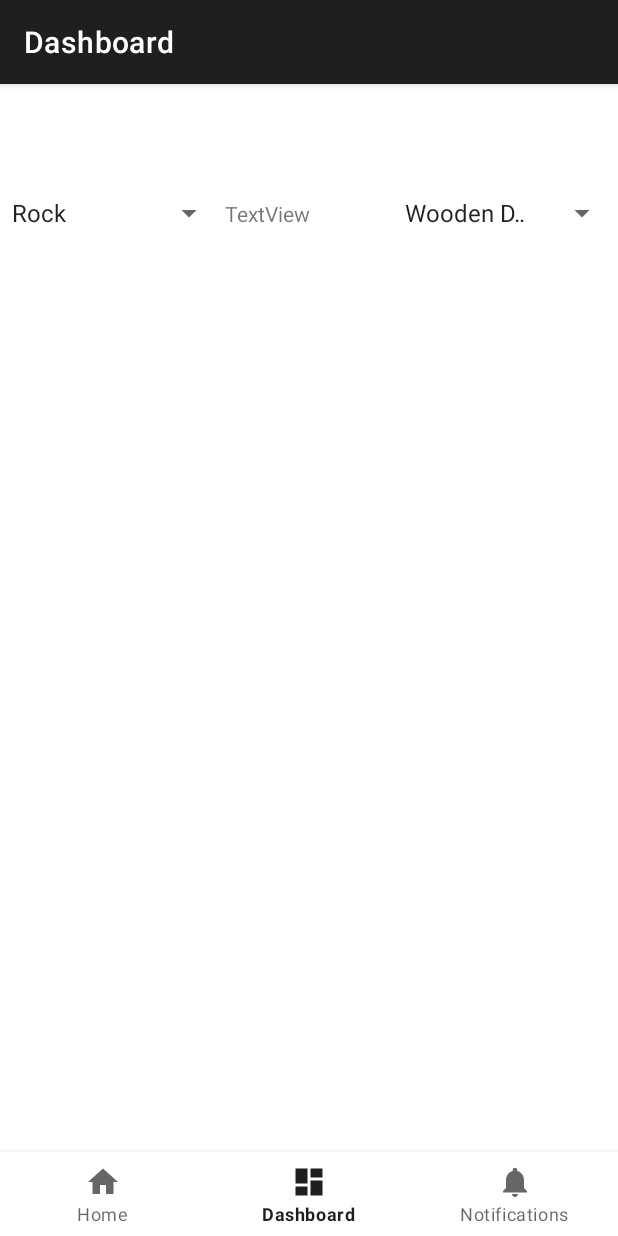
After one commit to BananichTT/RUSTcalculator, an Android app: the DashboardFragment screen opened through its navigation route, on a phone screen of 412 x 824 dp. The commit adds this screen. Run offline under Robolectric (Android 15) with nearby library versions, the phone set to English and light mode, and no system bars; our stand-ins replace navigation-ui.

Commit message:
add fragments

```diff
--- /dev/null
+++ b/app/src/main/java/com/example/rustcal/NavigationActivity.java
@@ -0,0 +1,37 @@
+package com.example.rustcal;
+
+import android.os.Bundle;
+
+import com.google.android.material.bottomnavigation.BottomNavigationView;
+
+import androidx.appcompat.app.AppCompatActivity;
+import androidx.navigation.NavController;
+import androidx.navigation.Navigation;
+import androidx.navigation.ui.AppBarConfiguration;
+import androidx.navigation.ui.NavigationUI;
+
+import com.example.rustcal.databinding.ActivityNavigationBinding;
+
+public class NavigationActivity extends AppCompatActivity {
+
+    private ActivityNavigationBinding binding;
+
+    @Override
+    protected void onCreate(Bundle savedInstanceState) {
+        super.onCreate(savedInstanceState);
+
+        binding = ActivityNavigationBinding.inflate(getLayoutInflater());
+        setContentView(binding.getRoot());
+
+        BottomNavigationView navView = findViewById(R.id.nav_view);
+        // Passing each menu ID as a set of Ids because each
+        // menu should be considered as top level destinations.
+        AppBarConfiguration appBarConfiguration = new AppBarConfiguration.Builder(
+                R.id.navigation_home, R.id.navigation_dashboard, R.id.navigation_notifications)
+                .build();
+        NavController navController = Navigation.findNavController(this, R.id.nav_host_fragment_activity_navigation);
+        NavigationUI.setupActionBarWithNavController(this, navController, appBarConfiguration);
+        NavigationUI.setupWithNavController(binding.navView, navController);
+    }
+
+}
--- /dev/null
+++ b/app/src/main/java/com/example/rustcal/ui/dashboard/DashboardFragment.java
@@ -0,0 +1,56 @@
+package com.example.rustcal.ui.dashboard;
+
+import android.content.Context;
+import android.os.Bundle;
+import android.view.LayoutInflater;
+import android.view.View;
+import android.view.ViewGroup;
+import android.widget.ArrayAdapter;
+import android.widget.Spinner;
+import android.widget.TextView;
+
+import androidx.annotation.NonNull;
+import androidx.annotation.Nullable;
+import androidx.fragment.app.Fragment;
+import androidx.lifecycle.Observer;
+import androidx.lifecycle.ViewModelProvider;
+
+import com.example.rustcal.R;
+import com.example.rustcal.databinding.FragmentDashboardBinding;
+
+public class DashboardFragment extends Fragment {
+
+    private DashboardViewModel dashboardViewModel;
+    private FragmentDashboardBinding binding;
+
+    public View onCreateView(@NonNull LayoutInflater inflater,
+                             ViewGroup container, Bundle savedInstanceState) {
+
+        dashboardViewModel =
+                new ViewModelProvider(this).get(DashboardViewModel.class);
+
+        binding = FragmentDashboardBinding.inflate(inflater, container, false);
+        View root = binding.getRoot();
+
+
+        final Spinner spinner =binding.spinner;
+        final Spinner spinner2 =binding.spinner2;
+
+        ArrayAdapter<?> adapter = ArrayAdapter.createFromResource(getActivity(), R.array.items, android.R.layout.simple_spinner_item);
+        adapter.setDropDownViewResource(android.R.layout.simple_spinner_dropdown_item);
+        spinner.setAdapter(adapter);
+
+        ArrayAdapter<?> adapter2 = ArrayAdapter.createFromResource(getActivity(), R.array.objects, android.R.layout.simple_spinner_item);
+        adapter2.setDropDownViewResource(android.R.layout.simple_spinner_dropdown_item);
+        spinner2.setAdapter(adapter2);
+
+
+        return root;
+    }
+
+    @Override
+    public void onDestroyView() {
+        super.onDestroyView();
+        binding = null;
+    }
+}
--- /dev/null
+++ b/app/src/main/java/com/example/rustcal/ui/dashboard/DashboardViewModel.java
@@ -0,0 +1,19 @@
+package com.example.rustcal.ui.dashboard;
+
+import androidx.lifecycle.LiveData;
+import androidx.lifecycle.MutableLiveData;
+import androidx.lifecycle.ViewModel;
+
+public class DashboardViewModel extends ViewModel {
+
+    private MutableLiveData<String> mText;
+
+    public DashboardViewModel() {
+        mText = new MutableLiveData<>();
+        mText.setValue("This is dashboard fragment");
+    }
+
+    public LiveData<String> getText() {
+        return mText;
+    }
+}
--- /dev/null
+++ b/app/src/main/java/com/example/rustcal/ui/home/HomeFragment.java
@@ -0,0 +1,46 @@
+package com.example.rustcal.ui.home;
+
+import android.os.Bundle;
+import android.view.LayoutInflater;
+import android.view.View;
+import android.view.ViewGroup;
+import android.widget.TextView;
+
+import androidx.annotation.NonNull;
+import androidx.annotation.Nullable;
+import androidx.fragment.app.Fragment;
+import androidx.lifecycle.Observer;
+import androidx.lifecycle.ViewModelProvider;
+
+import com.example.rustcal.R;
+import com.example.rustcal.databinding.FragmentHomeBinding;
+
+public class HomeFragment extends Fragment {
+
+    private HomeViewModel homeViewModel;
+    private FragmentHomeBinding binding;
+
+    public View onCreateView(@NonNull LayoutInflater inflater,
+                             ViewGroup container, Bundle savedInstanceState) {
+        homeViewModel =
+                new ViewModelProvider(this).get(HomeViewModel.class);
+
+        binding = FragmentHomeBinding.inflate(inflater, container, false);
+        View root = binding.getRoot();
+
+
+        homeViewModel.getText().observe(getViewLifecycleOwner(), new Observer<String>() {
+            @Override
+            public void onChanged(@Nullable String s) {
+
+            }
+        });
+        return root;
+    }
+
+    @Override
+    public void onDestroyView() {
+        super.onDestroyView();
+        binding = null;
+    }
+}
--- /dev/null
+++ b/app/src/main/java/com/example/rustcal/ui/home/HomeViewModel.java
@@ -0,0 +1,19 @@
+package com.example.rustcal.ui.home;
+
+import androidx.lifecycle.LiveData;
+import androidx.lifecycle.MutableLiveData;
+import androidx.lifecycle.ViewModel;
+
+public class HomeViewModel extends ViewModel {
+
+    private MutableLiveData<String> mText;
+
+    public HomeViewModel() {
+        mText = new MutableLiveData<>();
+        mText.setValue("This is home fragment");
+    }
+
+    public LiveData<String> getText() {
+        return mText;
+    }
+}
--- /dev/null
+++ b/app/src/main/java/com/example/rustcal/ui/notifications/NotificationsFragment.java
@@ -0,0 +1,46 @@
+package com.example.rustcal.ui.notifications;
+
+import android.os.Bundle;
+import android.view.LayoutInflater;
+import android.view.View;
+import android.view.ViewGroup;
+import android.widget.TextView;
+
+import androidx.annotation.NonNull;
+import androidx.annotation.Nullable;
+import androidx.fragment.app.Fragment;
+import androidx.lifecycle.Observer;
+import androidx.lifecycle.ViewModelProvider;
+
+import com.example.rustcal.R;
+import com.example.rustcal.databinding.FragmentNotificationsBinding;
+
+public class NotificationsFragment extends Fragment {
+
+    private NotificationsViewModel notificationsViewModel;
+    private FragmentNotificationsBinding binding;
+
+    public View onCreateView(@NonNull LayoutInflater inflater,
+                             ViewGroup container, Bundle savedInstanceState) {
+        notificationsViewModel =
+                new ViewModelProvider(this).get(NotificationsViewModel.class);
+
+        binding = FragmentNotificationsBinding.inflate(inflater, container, false);
+        View root = binding.getRoot();
+
+        final TextView textView = binding.textNotifications;
+        notificationsViewModel.getText().observe(getViewLifecycleOwner(), new Observer<String>() {
+            @Override
+            public void onChanged(@Nullable String s) {
+                textView.setText(s);
+            }
+        });
+        return root;
+    }
+
+    @Override
+    public void onDestroyView() {
+        super.onDestroyView();
+        binding = null;
+    }
+}
--- /dev/null
+++ b/app/src/main/java/com/example/rustcal/ui/notifications/NotificationsViewModel.java
@@ -0,0 +1,19 @@
+package com.example.rustcal.ui.notifications;
+
+import androidx.lifecycle.LiveData;
+import androidx.lifecycle.MutableLiveData;
+import androidx.lifecycle.ViewModel;
+
+public class NotificationsViewModel extends ViewModel {
+
+    private MutableLiveData<String> mText;
+
+    public NotificationsViewModel() {
+        mText = new MutableLiveData<>();
+        mText.setValue("This is notifications fragment");
+    }
+
+    public LiveData<String> getText() {
+        return mText;
+    }
+}
--- /dev/null
+++ b/app/src/main/res/drawable/ic_dashboard_black_24dp.xml
@@ -0,0 +1,9 @@
+<vector xmlns:android="http://schemas.android.com/apk/res/android"
+    android:width="24dp"
+    android:height="24dp"
+    android:viewportWidth="24.0"
+    android:viewportHeight="24.0">
+    <path
+        android:fillColor="#FF000000"
+        android:pathData="M3,13h8L11,3L3,3v10zM3,21h8v-6L3,15v6zM13,21h8L21,11h-8v10zM13,3v6h8L21,3h-8z" />
+</vector>
--- /dev/null
+++ b/app/src/main/res/drawable/ic_home_black_24dp.xml
@@ -0,0 +1,9 @@
+<vector xmlns:android="http://schemas.android.com/apk/res/android"
+    android:width="24dp"
+    android:height="24dp"
+    android:viewportWidth="24.0"
+    android:viewportHeight="24.0">
+    <path
+        android:fillColor="#FF000000"
+        android:pathData="M10,20v-6h4v6h5v-8h3L12,3 2,12h3v8z" />
+</vector>
--- /dev/null
+++ b/app/src/main/res/drawable/ic_notifications_black_24dp.xml
@@ -0,0 +1,9 @@
+<vector xmlns:android="http://schemas.android.com/apk/res/android"
+    android:width="24dp"
+    android:height="24dp"
+    android:viewportWidth="24.0"
+    android:viewportHeight="24.0">
+    <path
+        android:fillColor="#FF000000"
+        android:pathData="M12,22c1.1,0 2,-0.9 2,-2h-4c0,1.1 0.89,2 2,2zM18,16v-5c0,-3.07 -1.64,-5.64 -4.5,-6.32L13.5,4c0,-0.83 -0.67,-1.5 -1.5,-1.5s-1.5,0.67 -1.5,1.5v0.68C7.63,5.36 6,7.92 6,11v5l-2,2v1h16v-1l-2,-2z" />
+</vector>
--- /dev/null
+++ b/app/src/main/res/layout/activity_navigation.xml
@@ -0,0 +1,35 @@
+<?xml version="1.0" encoding="utf-8"?>
+<androidx.constraintlayout.widget.ConstraintLayout xmlns:android="http://schemas.android.com/apk/res/android"
+    xmlns:app="http://schemas.android.com/apk/res-auto"
+    android:id="@+id/container"
+    android:layout_width="match_parent"
+    android:layout_height="match_parent"
+    android:paddingTop="?attr/actionBarSize">
+
+    <com.google.android.material.bottomnavigation.BottomNavigationView
+        android:id="@+id/nav_view"
+        android:layout_width="0dp"
+        android:layout_height="wrap_content"
+        android:layout_marginStart="0dp"
+        android:layout_marginEnd="0dp"
+        android:background="?android:attr/windowBackground"
+        app:layout_constraintBottom_toBottomOf="parent"
+        app:layout_constraintLeft_toLeftOf="parent"
+        app:layout_constraintRight_toRightOf="parent"
+        app:menu="@menu/bottom_nav_menu" />
+
+    <fragment
+        android:id="@+id/nav_host_fragment_activity_navigation"
+        android:name="androidx.navigation.fragment.NavHostFragment"
+        android:layout_width="match_parent"
+        android:layout_height="match_parent"
+        app:defaultNavHost="true"
+        app:layout_constraintBottom_toTopOf="@id/nav_view"
+        app:layout_constraintHorizontal_bias="1.0"
+        app:layout_constraintLeft_toLeftOf="parent"
+        app:layout_constraintRight_toRightOf="parent"
+        app:layout_constraintTop_toTopOf="parent"
+        app:layout_constraintVertical_bias="0.0"
+        app:navGraph="@navigation/mobile_navigation2" />
+
+</androidx.constraintlayout.widget.ConstraintLayout>
--- a/app/src/main/res/layout/activity_splash.xml
+++ b/app/src/main/res/layout/activity_splash.xml
@@ -20,7 +20,7 @@
         app:layout_constraintStart_toStartOf="parent"
         app:layout_constraintTop_toTopOf="parent"
         app:layout_constraintVertical_bias="0.499"
-        app:srcCompat="@drawable/rust" />
+        app:srcCompat="@drawable/rust1" />
 
     <TextView
         android:id="@+id/textView"
--- /dev/null
+++ b/app/src/main/res/layout/fragment_dashboard.xml
@@ -0,0 +1,31 @@
+<?xml version="1.0" encoding="utf-8"?>
+<LinearLayout xmlns:android="http://schemas.android.com/apk/res/android"
+    xmlns:app="http://schemas.android.com/apk/res-auto"
+    xmlns:tools="http://schemas.android.com/tools"
+    android:layout_width="match_parent"
+    android:layout_height="match_parent"
+    android:orientation="vertical"
+    tools:context=".ui.dashboard.DashboardFragment">
+
+    <LinearLayout
+        android:layout_width="match_parent"
+        android:layout_height="match_parent">
+
+        <Spinner
+            android:id="@+id/spinner"
+            android:layout_width="150dp"
+            android:layout_height="60dp" />
+
+        <TextView
+            android:id="@+id/textView3"
+            android:layout_width="112dp"
+            android:layout_height="40dp"
+            android:text="TextView" />
+
+        <Spinner
+            android:id="@+id/spinner2"
+            android:layout_width="150dp"
+            android:layout_height="60dp" />
+
+    </LinearLayout>
+</LinearLayout>
--- /dev/null
+++ b/app/src/main/res/layout/fragment_home.xml
@@ -0,0 +1,14 @@
+<?xml version="1.0" encoding="utf-8"?>
+<LinearLayout xmlns:android="http://schemas.android.com/apk/res/android"
+    xmlns:app="http://schemas.android.com/apk/res-auto"
+    xmlns:tools="http://schemas.android.com/tools"
+    android:layout_width="match_parent"
+    android:layout_height="match_parent"
+    android:orientation="vertical"
+    tools:context=".ui.home.HomeFragment">
+
+
+
+
+
+</LinearLayout>
--- /dev/null
+++ b/app/src/main/res/layout/fragment_notifications.xml
@@ -0,0 +1,22 @@
+<?xml version="1.0" encoding="utf-8"?>
+<androidx.constraintlayout.widget.ConstraintLayout xmlns:android="http://schemas.android.com/apk/res/android"
+    xmlns:app="http://schemas.android.com/apk/res-auto"
+    xmlns:tools="http://schemas.android.com/tools"
+    android:layout_width="match_parent"
+    android:layout_height="match_parent"
+    tools:context=".ui.notifications.NotificationsFragment">
+
+    <TextView
+        android:id="@+id/text_notifications"
+        android:layout_width="match_parent"
+        android:layout_height="wrap_content"
+        android:layout_marginStart="8dp"
+        android:layout_marginTop="8dp"
+        android:layout_marginEnd="8dp"
+        android:textAlignment="center"
+        android:textSize="20sp"
+        app:layout_constraintBottom_toBottomOf="parent"
+        app:layout_constraintEnd_toEndOf="parent"
+        app:layout_constraintStart_toStartOf="parent"
+        app:layout_constraintTop_toTopOf="parent" />
+</androidx.constraintlayout.widget.ConstraintLayout>
--- /dev/null
+++ b/app/src/main/res/menu/bottom_nav_menu.xml
@@ -0,0 +1,19 @@
+<?xml version="1.0" encoding="utf-8"?>
+<menu xmlns:android="http://schemas.android.com/apk/res/android">
+
+    <item
+        android:id="@+id/navigation_home"
+        android:icon="@drawable/ic_home_black_24dp"
+        android:title="@string/title_home" />
+
+    <item
+        android:id="@+id/navigation_dashboard"
+        android:icon="@drawable/ic_dashboard_black_24dp"
+        android:title="@string/title_dashboard" />
+
+    <item
+        android:id="@+id/navigation_notifications"
+        android:icon="@drawable/ic_notifications_black_24dp"
+        android:title="@string/title_notifications" />
+
+</menu>
--- /dev/null
+++ b/app/src/main/res/navigation/mobile_navigation2.xml
@@ -0,0 +1,25 @@
+<?xml version="1.0" encoding="utf-8"?>
+<navigation xmlns:android="http://schemas.android.com/apk/res/android"
+    xmlns:app="http://schemas.android.com/apk/res-auto"
+    xmlns:tools="http://schemas.android.com/tools"
+    android:id="@+id/mobile_navigation2"
+    app:startDestination="@+id/navigation_home">
+
+    <fragment
+        android:id="@+id/navigation_home"
+        android:name="com.example.rustcal.ui.home.HomeFragment"
+        android:label="@string/title_home"
+        tools:layout="@layout/fragment_home" />
+
+    <fragment
+        android:id="@+id/navigation_dashboard"
+        android:name="com.example.rustcal.ui.dashboard.DashboardFragment"
+        android:label="@string/title_dashboard"
+        tools:layout="@layout/fragment_dashboard" />
+
+    <fragment
+        android:id="@+id/navigation_notifications"
+        android:name="com.example.rustcal.ui.notifications.NotificationsFragment"
+        android:label="@string/title_notifications"
+        tools:layout="@layout/fragment_notifications" />
+</navigation>
--- a/app/src/main/res/values/strings.xml
+++ b/app/src/main/res/values/strings.xml
@@ -14,4 +14,18 @@
     <string name="title_home">Home</string>
     <string name="title_dashboard">Dashboard</string>
     <string name="title_notifications">Notifications</string>
+
+    <string-array name="items">
+        <item>Rock</item>
+        <item>Salvaged Hammer</item>
+        <item>Mace</item>
+        <item>Paddle</item>
+        <item>Bone Club</item>
+        <item>Flashlight</item>
+    </string-array>
+
+    <string-array name="objects">
+        <item>Wooden Door</item>
+        <item>Armored Door</item>
+    </string-array>
 </resources>
```
Also changed, not shown: app/src/main/res/drawable/rust1.png (renamed from app/src/main/res/drawable/RUST.png).
